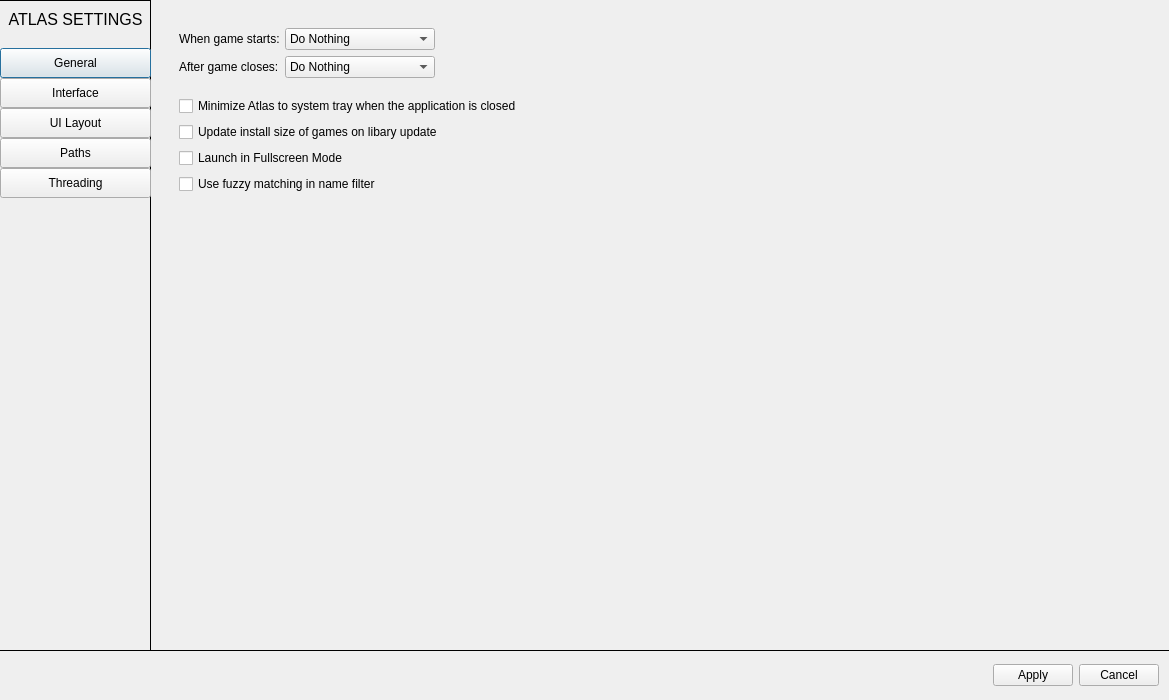
Old version of the form atlas/ui/dialog/SettingsDialog.ui in the repository KJNeko/Atlas.
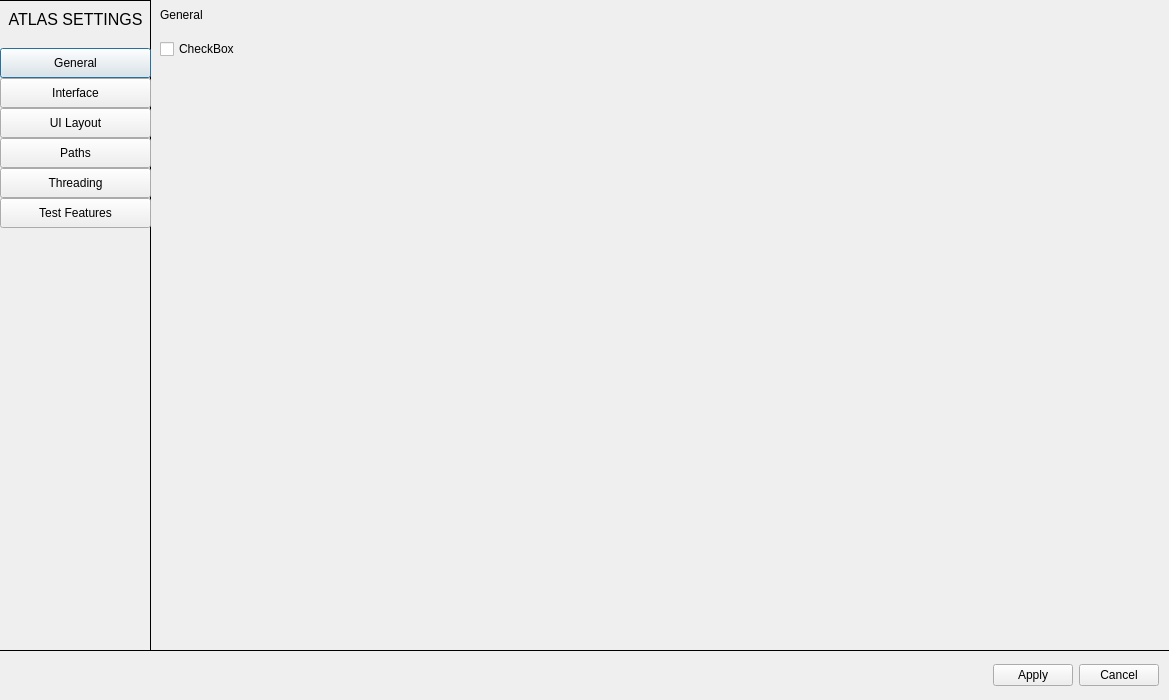
New version of the form. Icons and pictures are not drawn.

Patch:
```diff
--- a/atlas/ui/dialog/SettingsDialog.ui
+++ b/atlas/ui/dialog/SettingsDialog.ui
@@ -201,6 +201,19 @@
            </property>
           </widget>
          </item>
+         <item>
+          <widget class="QPushButton" name="btnTestFeatures">
+           <property name="minimumSize">
+            <size>
+             <width>0</width>
+             <height>30</height>
+            </size>
+           </property>
+           <property name="text">
+            <string>Test Features</string>
+           </property>
+          </widget>
+         </item>
          <item>
           <spacer name="verticalSpacer_2">
            <property name="orientation">
@@ -329,7 +342,7 @@
 </string>
      </property>
      <property name="currentIndex">
-      <number>0</number>
+      <number>5</number>
      </property>
      <widget class="QWidget" name="settingsGeneral">
       <layout class="QGridLayout" name="gridLayout_7">
@@ -2284,6 +2297,53 @@
        </item>
       </layout>
      </widget>
+     <widget class="QWidget" name="settingsTest">
+      <layout class="QGridLayout" name="gridLayout_16">
+       <item row="0" column="0">
+        <layout class="QGridLayout" name="gridLayout_15">
+         <item row="0" column="0">
+          <widget class="QCheckBox" name="checkBox_5">
+           <property name="text">
+            <string>CheckBox</string>
+           </property>
+          </widget>
+         </item>
+         <item row="1" column="0">
+          <spacer name="verticalSpacer_8">
+           <property name="orientation">
+            <enum>Qt::Vertical</enum>
+           </property>
+           <property name="sizeHint" stdset="0">
+            <size>
+             <width>20</width>
+             <height>40</height>
+            </size>
+           </property>
+          </spacer>
+         </item>
+        </layout>
+       </item>
+      </layout>
+     </widget>
+    </widget>
+   </item>
+   <item row="2" column="2">
+    <widget class="QWidget" name="Header" native="true">
+     <property name="maximumSize">
+      <size>
+       <width>16777215</width>
+       <height>30</height>
+      </size>
+     </property>
+     <layout class="QGridLayout" name="gridLayout_17">
+      <item row="0" column="0">
+       <widget class="QLabel" name="lblSettingsHeader">
+        <property name="text">
+         <string>General</string>
+        </property>
+       </widget>
+      </item>
+     </layout>
     </widget>
    </item>
   </layout>
```
Left out of the diff: 222 changed lines with no effect on the pictures.
